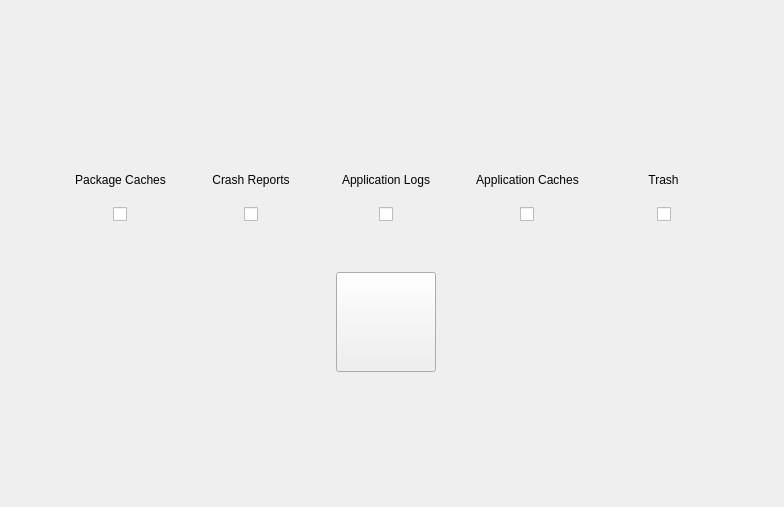
Above: stacer/Pages/SystemCleaner/system_cleaner_page.ui from oguzhaninan/Stacer before the change. Below: the same form after it.
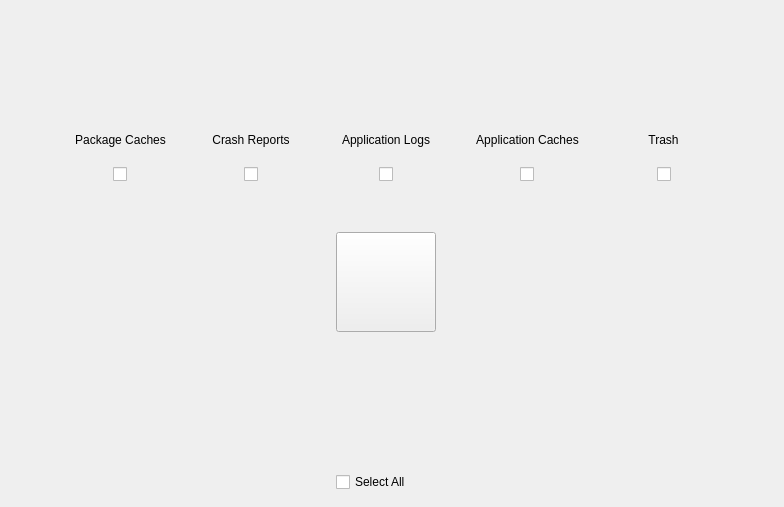
That is the form after the change. The open tabs and pages were chosen to show the change. Icons and pictures are not drawn.

Commit message: added version to settings page and added select all option to system cleaner page

The edit to the form file:
```diff
--- a/stacer/Pages/SystemCleaner/system_cleaner_page.ui
+++ b/stacer/Pages/SystemCleaner/system_cleaner_page.ui
@@ -57,7 +57,7 @@
        <property name="verticalSpacing">
         <number>20</number>
        </property>
-       <item row="2" column="3" alignment="Qt::AlignHCenter">
+       <item row="3" column="3" alignment="Qt::AlignHCenter">
         <widget class="QLabel" name="lblCrashReports">
          <property name="text">
           <string>Crash Reports</string>
@@ -70,7 +70,7 @@
          </property>
         </widget>
        </item>
-       <item row="1" column="3" alignment="Qt::AlignHCenter|Qt::AlignTop">
+       <item row="2" column="3" alignment="Qt::AlignHCenter|Qt::AlignTop">
         <widget class="QLabel" name="lblCrashReportsImg">
          <property name="minimumSize">
           <size>
@@ -98,7 +98,7 @@
          </property>
         </widget>
        </item>
-       <item row="3" column="5" alignment="Qt::AlignHCenter">
+       <item row="4" column="5" alignment="Qt::AlignHCenter">
         <widget class="QCheckBox" name="checkAppCache">
          <property name="sizePolicy">
           <sizepolicy hsizetype="Expanding" vsizetype="Expanding">
@@ -120,7 +120,7 @@
          </property>
         </widget>
        </item>
-       <item row="7" column="2" colspan="5">
+       <item row="11" column="2" colspan="5">
         <spacer name="verticalSpacer_4">
          <property name="orientation">
           <enum>Qt::Vertical</enum>
@@ -133,7 +133,7 @@
          </property>
         </spacer>
        </item>
-       <item row="1" column="1">
+       <item row="2" column="1">
         <spacer name="horizontalSpacer_2">
          <property name="orientation">
           <enum>Qt::Horizontal</enum>
@@ -146,7 +146,7 @@
          </property>
         </spacer>
        </item>
-       <item row="1" column="5" alignment="Qt::AlignHCenter">
+       <item row="2" column="5" alignment="Qt::AlignHCenter">
         <widget class="QLabel" name="lblAppCacheImg">
          <property name="minimumSize">
           <size>
@@ -171,7 +171,7 @@
          </property>
         </widget>
        </item>
-       <item row="2" column="4" alignment="Qt::AlignHCenter">
+       <item row="3" column="4" alignment="Qt::AlignHCenter">
         <widget class="QLabel" name="lblAppLog">
          <property name="text">
           <string>Application Logs</string>
@@ -184,7 +184,7 @@
          </property>
         </widget>
        </item>
-       <item row="1" column="6" alignment="Qt::AlignHCenter">
+       <item row="2" column="6" alignment="Qt::AlignHCenter">
         <widget class="QLabel" name="lblTrashImg">
          <property name="minimumSize">
           <size>
@@ -209,7 +209,7 @@
          </property>
         </widget>
        </item>
-       <item row="2" column="5" alignment="Qt::AlignHCenter">
+       <item row="3" column="5" alignment="Qt::AlignHCenter">
         <widget class="QLabel" name="lblAppCache">
          <property name="text">
           <string>Application Caches</string>
@@ -222,7 +222,7 @@
          </property>
         </widget>
        </item>
-       <item row="1" column="2" alignment="Qt::AlignHCenter">
+       <item row="2" column="2" alignment="Qt::AlignHCenter">
         <widget class="QLabel" name="lblPackageCacheImg">
          <property name="minimumSize">
           <size>
@@ -250,7 +250,7 @@
          </property>
         </widget>
        </item>
-       <item row="3" column="6" alignment="Qt::AlignHCenter">
+       <item row="4" column="6" alignment="Qt::AlignHCenter">
         <widget class="QCheckBox" name="checkTrash">
          <property name="sizePolicy">
           <sizepolicy hsizetype="Expanding" vsizetype="Expanding">
@@ -272,7 +272,7 @@
          </property>
         </widget>
        </item>
-       <item row="3" column="3" alignment="Qt::AlignHCenter">
+       <item row="4" column="3" alignment="Qt::AlignHCenter">
         <widget class="QCheckBox" name="checkCrashReports">
          <property name="sizePolicy">
           <sizepolicy hsizetype="Expanding" vsizetype="Expanding">
@@ -294,7 +294,7 @@
          </property>
         </widget>
        </item>
-       <item row="5" column="4" alignment="Qt::AlignHCenter">
+       <item row="7" column="4" alignment="Qt::AlignHCenter">
         <widget class="QPushButton" name="btnScan">
          <property name="minimumSize">
           <size>
@@ -319,7 +319,7 @@
          </property>
         </widget>
        </item>
-       <item row="4" column="4">
+       <item row="6" column="4">
         <spacer name="verticalSpacer_5">
          <property name="orientation">
           <enum>Qt::Vertical</enum>
@@ -335,7 +335,7 @@
          </property>
         </spacer>
        </item>
-       <item row="3" column="2" alignment="Qt::AlignHCenter">
+       <item row="4" column="2" alignment="Qt::AlignHCenter">
         <widget class="QCheckBox" name="checkPackageCache">
          <property name="sizePolicy">
           <sizepolicy hsizetype="Expanding" vsizetype="Expanding">
@@ -357,7 +357,7 @@
          </property>
         </widget>
        </item>
-       <item row="2" column="6" alignment="Qt::AlignHCenter">
+       <item row="3" column="6" alignment="Qt::AlignHCenter">
         <widget class="QLabel" name="lblTrash">
          <property name="text">
           <string>Trash</string>
@@ -370,7 +370,7 @@
          </property>
         </widget>
        </item>
-       <item row="1" column="4" alignment="Qt::AlignHCenter|Qt::AlignTop">
+       <item row="2" column="4" alignment="Qt::AlignHCenter|Qt::AlignTop">
         <widget class="QLabel" name="lblLogImage">
          <property name="minimumSize">
           <size>
@@ -395,7 +395,7 @@
          </property>
         </widget>
        </item>
-       <item row="2" column="2" alignment="Qt::AlignHCenter">
+       <item row="3" column="2" alignment="Qt::AlignHCenter">
         <widget class="QLabel" name="lblPackageCache">
          <property name="text">
           <string>Package Caches</string>
@@ -408,7 +408,7 @@
          </property>
         </widget>
        </item>
-       <item row="3" column="4" alignment="Qt::AlignHCenter">
+       <item row="4" column="4" alignment="Qt::AlignHCenter">
         <widget class="QCheckBox" name="checkAppLog">
          <property name="sizePolicy">
           <sizepolicy hsizetype="Expanding" vsizetype="Expanding">
@@ -430,7 +430,7 @@
          </property>
         </widget>
        </item>
-       <item row="1" column="8">
+       <item row="2" column="8">
         <spacer name="horizontalSpacer_3">
          <property name="orientation">
           <enum>Qt::Horizontal</enum>
@@ -456,7 +456,7 @@
          </property>
         </spacer>
        </item>
-       <item row="6" column="4" alignment="Qt::AlignHCenter">
+       <item row="9" column="4" alignment="Qt::AlignHCenter">
         <widget class="QLabel" name="lblLoadingScanner">
          <property name="minimumSize">
           <size>
@@ -469,6 +469,34 @@
          </property>
         </widget>
        </item>
+       <item row="10" column="4">
+        <widget class="QCheckBox" name="checkSelectAllSystemScan">
+         <property name="sizePolicy">
+          <sizepolicy hsizetype="Expanding" vsizetype="Expanding">
+           <horstretch>0</horstretch>
+           <verstretch>0</verstretch>
+          </sizepolicy>
+         </property>
+         <property name="cursor">
+          <cursorShape>PointingHandCursor</cursorShape>
+         </property>
+         <property name="focusPolicy">
+          <enum>Qt::NoFocus</enum>
+         </property>
+         <property name="accessibleName">
+          <string notr="true"/>
+         </property>
+         <property name="text">
+          <string>Select All</string>
+         </property>
+         <property name="iconSize">
+          <size>
+           <width>30</width>
+           <height>30</height>
+          </size>
+         </property>
+        </widget>
+       </item>
       </layout>
      </widget>
      <widget class="QWidget" name="cleanerPage">
```
Left out of the diff: 5 changed lines with no effect on the pictures. The commit also changes 8 other files.
